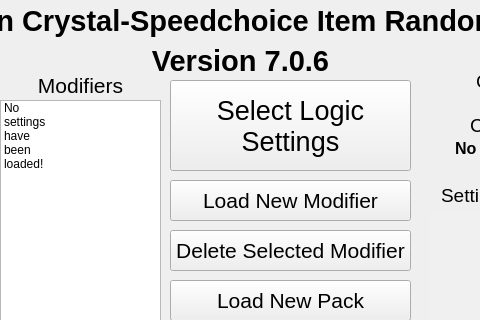
Before: the Qt Designer form QTGUIDesign.ui in erudnick-cohen/Pokemon-Crystal-Item-Randomizer, drawn with Qt 5; both pictures show x 150 to 630 and y 0 to 320 of the 802 by 619 pixel window.
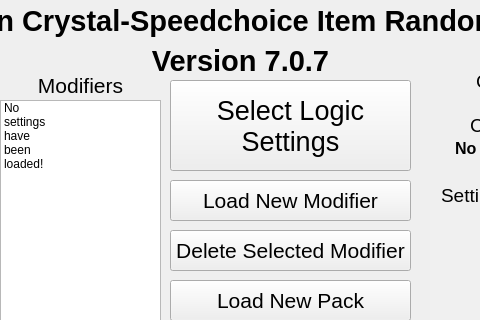
After: the same form once the commit is applied.

Commit message: Update rando version number

```diff
--- a/QTGUIDesign.ui
+++ b/QTGUIDesign.ui
@@ -867,7 +867,7 @@
      </font>
     </property>
     <property name="text">
-     <string>Version 7.0.6</string>
+     <string>Version 7.0.7</string>
     </property>
     <property name="scaledContents">
      <bool>true</bool>
```
The commit also changes 2 other files.
